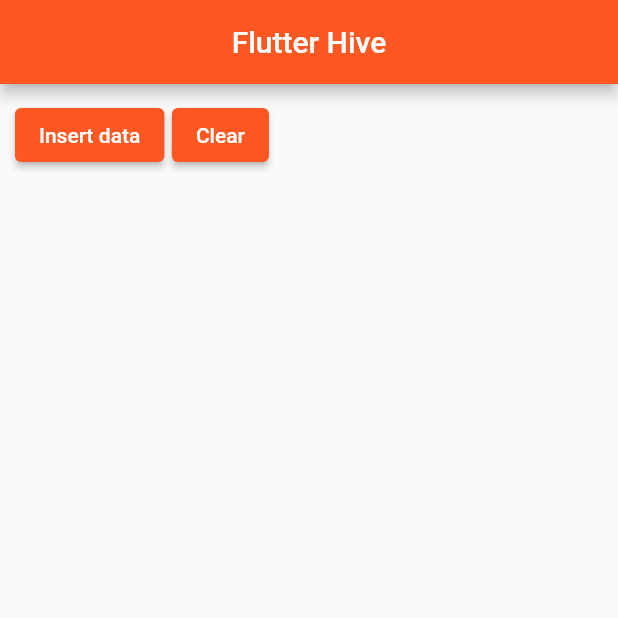
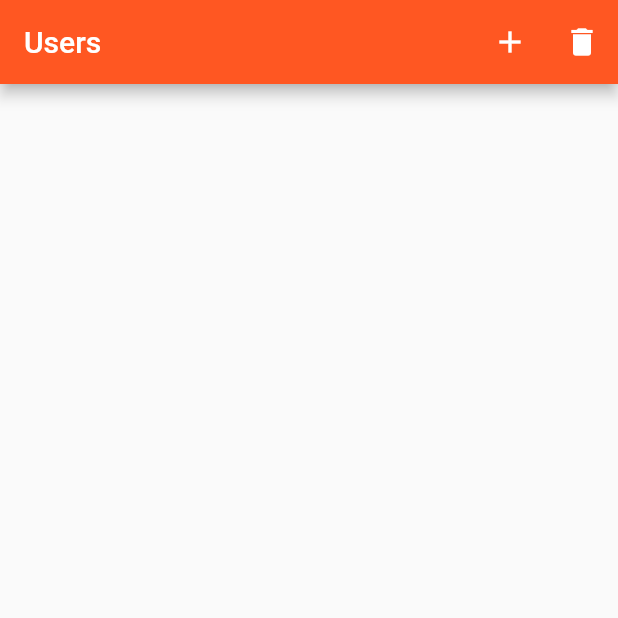
Before and after one commit to arminmehraeen/Flutter-Hive, a Flutter app: the screen it shows after launch, on a phone screen of 412 x 824 dp, the top half of it. Run offline on Flutter 3.47's test engine with Material 2 defaults, Android fonts, the phone set to English and light mode, and no system bars; our stand-ins replace hive; accounts and stored records are empty.

Commit message:
add user section

```diff
--- a/lib/hive_service.dart
+++ /dev/null
@@ -1 +0,0 @@
-import 'package:hive/hive.dart';
--- a/lib/home.dart
+++ /dev/null
@@ -1,109 +0,0 @@
-import 'dart:developer';
-
-import 'package:flutter/material.dart';
-import 'package:hive/hive.dart';
-
-class HomeWidget extends StatefulWidget {
-  const HomeWidget({super.key});
-
-  @override
-  State<HomeWidget> createState() => _HomeWidgetState();
-}
-
-class _HomeWidgetState extends State<HomeWidget> {
-
-  late LazyBox<String> userBox ;
-  List<String> data = [] ;
-
-  @override
-  void initState() {
-    openBox() ;
-    super.initState();
-  }
-
-  loadData () async {
-    data = [] ;
-    List keys = userBox.keys.toList();
-    for(var key in keys) {
-      String? value = await userBox.get(key) ;
-      if(value != null) {
-        data.add(value) ;
-      }
-    }
-    setState(() {});
-  }
-
-  openBox () async {
-    userBox = await Hive.openLazyBox<String>("hive_user");
-
-    userBox.watch().listen((event) => loadData());
-
-    loadData();
-  }
-
-  @override
-  void dispose() {
-    closeBox() ;
-    super.dispose();
-  }
-
-  closeBox () async {
-    if(userBox.isOpen) {
-      await userBox.close() ;
-    }
-  }
-
-  @override
-  Widget build(BuildContext context) {
-    return Scaffold(
-      appBar: AppBar(
-        title: const Text("Flutter Hive"),
-        centerTitle: true,
-      ),
-      body: Column(
-        children: [
-          Container(
-            padding: const EdgeInsets.all(10),
-            child: Row(
-              mainAxisAlignment: MainAxisAlignment.start,
-              crossAxisAlignment: CrossAxisAlignment.center,
-              children: [
-                ElevatedButton(onPressed: () async {
-                  await userBox.put("user_${DateTime.now()}","User ${DateTime.now()}") ;
-                }, child: const Text("Insert data")),
-                const SizedBox(width: 5,),
-                ElevatedButton(onPressed: () async {
-                  userBox.clear();
-                }, child: const Text("Clear")),
-              ],
-            ),
-          ),
-          Expanded(child: ListView.builder(
-              itemCount: data.length,
-              itemBuilder: (context, index) {
-                String name = data[index] ;
-                List<String> nameSplit = name.split(" ");
-                return ListTile(
-                  trailing: Row(
-                    mainAxisSize: MainAxisSize.min,
-
-                    children: [
-                      IconButton(onPressed: () async {
-                        await userBox.deleteAt(index);
-                      }, icon: const Icon(Icons.close)),
-                      IconButton(onPressed: () async {
-                        await userBox.putAt(index,"${nameSplit.first} ${DateTime.now()}");
-                      }, icon: const Icon(Icons.edit))
-                    ],
-                  ),
-                  leading: const Icon(Icons.person),
-                  title: Text(nameSplit.first),
-                  subtitle: Text(nameSplit.last),
-                ) ;
-              }))
-
-        ],
-      ),
-    );
-  }
-}
--- a/lib/main.dart
+++ b/lib/main.dart
@@ -1,5 +1,5 @@
 import 'package:flutter/material.dart';
-import 'package:flutter_hive/home.dart';
+import 'package:flutter_hive/user/index_screen.dart';
 import 'package:hive/hive.dart';
 
 void main() async {
@@ -18,7 +18,7 @@ class MyApp extends StatelessWidget {
       theme: ThemeData(
         primarySwatch: Colors.deepOrange,
       ),
-      home: const HomeWidget()
+      home: const IndexScreen()
     );
   }
 }
--- /dev/null
+++ b/lib/user/index_screen.dart
@@ -0,0 +1,112 @@
+
+
+import 'dart:convert';
+
+import 'package:flutter/material.dart';
+import 'package:flutter_hive/user/add_screen.dart';
+import 'package:flutter_hive/user/user_model.dart';
+import 'package:hive/hive.dart';
+
+class IndexScreen extends StatefulWidget {
+  const IndexScreen({super.key});
+
+  @override
+  State<IndexScreen> createState() => _IndexScreenState();
+}
+
+class _IndexScreenState extends State<IndexScreen> {
+
+  late LazyBox<String> userBox ;
+  List<String> data = [] ;
+
+  @override
+  void initState() {
+    openBox() ;
+    super.initState();
+  }
+
+  loadData () async {
+    data = [] ;
+    List keys = userBox.keys.toList();
+    for(var key in keys) {
+      String? value = await userBox.get(key) ;
+      if(value != null) {
+        data.add(value) ;
+      }
+    }
+    setState(() {});
+  }
+
+  openBox () async {
+    userBox = await Hive.openLazyBox<String>("hive_user");
+
+    userBox.watch().listen((event) => loadData());
+
+    loadData();
+  }
+
+  @override
+  void dispose() {
+    closeBox() ;
+    super.dispose();
+  }
+
+  closeBox () async {
+    if(userBox.isOpen) {
+      await userBox.close() ;
+    }
+  }
+
+  @override
+  Widget build(BuildContext context) {
+    return Scaffold(
+      appBar: AppBar(
+        actions: [
+          IconButton(onPressed: () async {
+            var response = await Navigator.push(context, MaterialPageRoute(builder: (context) => const AddScreen()));
+            if(response != null) {
+              List<String> information = response ;
+              UserModel user = UserModel(firstName: information.first, lastName: information.last ) ;
+
+              await userBox.put(DateTime.now().toString(),json.encode(user.toMap())) ;
+            }
+          }, icon: const Icon(Icons.add)),
+          IconButton(onPressed: () => userBox.clear(), icon: const Icon(Icons.delete)),
+        ],
+        title: const Text("Users"),
+      ),
+      body: Padding(
+        padding: const EdgeInsets.all(8.0),
+        child: ListView.builder(
+            itemCount: data.length,
+            itemBuilder: (context, index) {
+              UserModel user = UserModel.fromMap(json.decode(data[index])) ;
+              return Card(
+                elevation: 5,
+                child: ListTile(
+                  onTap: () async {
+                    var response = await Navigator.push(context, MaterialPageRoute(builder: (context) => AddScreen(
+                      user: user,
+                    )));
+                    if(response != null) {
+                      await userBox.putAt(index, json.encode(user.toMap())) ;
+                    }
+                  },
+                  trailing: Row(
+                    mainAxisSize: MainAxisSize.min,
+                    children: [
+                      IconButton(onPressed: () async {
+                        await userBox.deleteAt(index);
+                      }, icon: const Icon(Icons.close)),
+                    ],
+                  ),
+                  leading: const Icon(Icons.person),
+                  title: Text(user.firstName),
+                  subtitle: Text(user.lastName),
+                ) ,
+              );
+            }),
+      ) ,
+    );
+  }
+}
--- /dev/null
+++ b/lib/user/user_model.dart
@@ -0,0 +1,26 @@
+class UserModel {
+
+  final String firstName;
+  final String lastName ;
+
+  const UserModel({
+    required this.firstName,
+    required this.lastName,
+  });
+
+  Map<String, dynamic> toMap() {
+    return {
+      'firstName': firstName,
+      'lastName': lastName,
+    };
+  }
+
+  factory UserModel.fromMap(Map<String, dynamic> map) {
+    return UserModel(
+      firstName: map['firstName'] as String,
+      lastName: map['lastName'] as String,
+    );
+  }
+
+
+}
```
Also changed, not shown: lib/user/add_screen.dart (added, +90 -0 lines).
